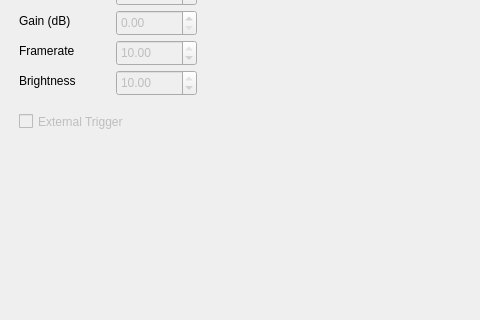
Qt form windows/camera.ui (CU-PWFA/photoDAQ) before a commit; both pictures show x 0 to 480 and y 127 to 447 of the 1005 by 600 pixel window.
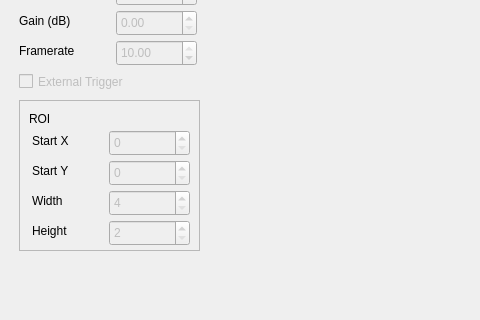
The same form after that commit.

Commit message: Updated the cameras to use the Spinnaker SDK, added ROI and property saving.

```diff
--- a/windows/camera.ui
+++ b/windows/camera.ui
@@ -225,44 +225,6 @@
          <string>Framerate</string>
         </property>
        </widget>
-       <widget class="QLabel" name="brightnessLabel">
-        <property name="geometry">
-         <rect>
-          <x>10</x>
-          <y>160</y>
-          <width>91</width>
-          <height>21</height>
-         </rect>
-        </property>
-        <property name="text">
-         <string>Brightness</string>
-        </property>
-       </widget>
-       <widget class="QDoubleSpinBox" name="brightnessField">
-        <property name="enabled">
-         <bool>false</bool>
-        </property>
-        <property name="geometry">
-         <rect>
-          <x>107</x>
-          <y>160</y>
-          <width>81</width>
-          <height>26</height>
-         </rect>
-        </property>
-        <property name="decimals">
-         <number>2</number>
-        </property>
-        <property name="minimum">
-         <double>1.000000000000000</double>
-        </property>
-        <property name="maximum">
-         <double>10.000000000000000</double>
-        </property>
-        <property name="value">
-         <double>10.000000000000000</double>
-        </property>
-       </widget>
        <widget class="QCheckBox" name="triggerCheck">
         <property name="enabled">
          <bool>false</bool>
@@ -270,7 +232,7 @@
         <property name="geometry">
          <rect>
           <x>10</x>
-          <y>200</y>
+          <y>160</y>
           <width>181</width>
           <height>23</height>
          </rect>
@@ -279,6 +241,157 @@
          <string>External Trigger</string>
         </property>
        </widget>
+       <widget class="QFrame" name="ROIFrame">
+        <property name="geometry">
+         <rect>
+          <x>10</x>
+          <y>190</y>
+          <width>181</width>
+          <height>151</height>
+         </rect>
+        </property>
+        <property name="frameShape">
+         <enum>QFrame::StyledPanel</enum>
+        </property>
+        <property name="frameShadow">
+         <enum>QFrame::Raised</enum>
+        </property>
+        <widget class="QLabel" name="label">
+         <property name="geometry">
+          <rect>
+           <x>10</x>
+           <y>10</y>
+           <width>67</width>
+           <height>17</height>
+          </rect>
+         </property>
+         <property name="text">
+          <string>ROI</string>
+         </property>
+        </widget>
+        <widget class="QLabel" name="startYLabel">
+         <property name="geometry">
+          <rect>
+           <x>13</x>
+           <y>60</y>
+           <width>71</width>
+           <height>21</height>
+          </rect>
+         </property>
+         <property name="text">
+          <string>Start Y</string>
+         </property>
+        </widget>
+        <widget class="QSpinBox" name="widthField">
+         <property name="enabled">
+          <bool>false</bool>
+         </property>
+         <property name="geometry">
+          <rect>
+           <x>90</x>
+           <y>90</y>
+           <width>81</width>
+           <height>26</height>
+          </rect>
+         </property>
+         <property name="minimum">
+          <number>4</number>
+         </property>
+         <property name="singleStep">
+          <number>4</number>
+         </property>
+        </widget>
+        <widget class="QLabel" name="heightLabel">
+         <property name="geometry">
+          <rect>
+           <x>13</x>
+           <y>120</y>
+           <width>71</width>
+           <height>21</height>
+          </rect>
+         </property>
+         <property name="text">
+          <string>Height</string>
+         </property>
+        </widget>
+        <widget class="QSpinBox" name="startXField">
+         <property name="enabled">
+          <bool>false</bool>
+         </property>
+         <property name="geometry">
+          <rect>
+           <x>90</x>
+           <y>30</y>
+           <width>81</width>
+           <height>26</height>
+          </rect>
+         </property>
+         <property name="singleStep">
+          <number>2</number>
+         </property>
+        </widget>
+        <widget class="QSpinBox" name="heightField">
+         <property name="enabled">
+          <bool>false</bool>
+         </property>
+         <property name="geometry">
+          <rect>
+           <x>90</x>
+           <y>120</y>
+           <width>81</width>
+           <height>26</height>
+          </rect>
+         </property>
+         <property name="minimum">
+          <number>2</number>
+         </property>
+         <property name="singleStep">
+          <number>2</number>
+         </property>
+        </widget>
+        <widget class="QLabel" name="widthLabel">
+         <property name="geometry">
+          <rect>
+           <x>13</x>
+           <y>90</y>
+           <width>71</width>
+           <height>21</height>
+          </rect>
+         </property>
+         <property name="text">
+          <string>Width</string>
+         </property>
+        </widget>
+        <widget class="QLabel" name="startXLabel">
+         <property name="geometry">
+          <rect>
+           <x>13</x>
+           <y>30</y>
+           <width>71</width>
+           <height>21</height>
+          </rect>
+         </property>
+         <property name="text">
+          <string>Start X</string>
+         </property>
+        </widget>
+        <widget class="QSpinBox" name="startYField">
+         <property name="enabled">
+          <bool>false</bool>
+         </property>
+         <property name="geometry">
+          <rect>
+           <x>90</x>
+           <y>60</y>
+           <width>81</width>
+           <height>26</height>
+          </rect>
+         </property>
+         <property name="singleStep">
+          <number>2</number>
+         </property>
+        </widget>
+       </widget>
       </widget>
       <widget class="QWidget" name="postPage">
        <property name="geometry">
```
The commit also changes 7 other files.
